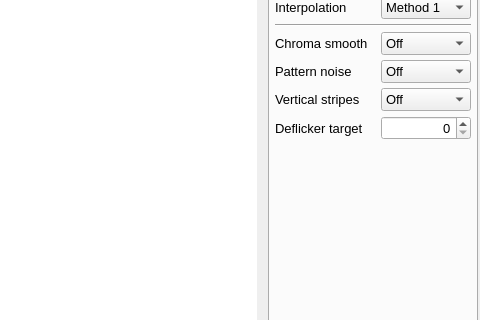
Above: platform/qt/MainWindow.ui from ilia3101/MLV-App before the change; both pictures show x 720 to 1200 and y 275 to 595 of the 1200 by 766 pixel window. Below: the same form after it.
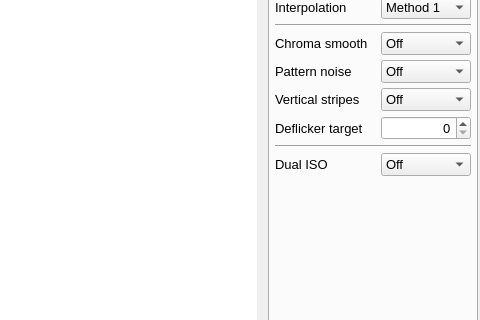
That is the form after the change. The open tabs and pages were chosen to show the change. Icons and pictures are not drawn. Custom widgets are drawn as their Qt base class.

Commit message: llrawproc: preliminary dual iso support, quality is preview only for now, widget is not working yet

What changed in the file:
```diff
--- a/platform/qt/MainWindow.ui
+++ b/platform/qt/MainWindow.ui
@@ -1687,6 +1687,47 @@
              </item>
             </layout>
            </item>
+           <item>
+            <widget class="Line" name="line_6">
+             <property name="orientation">
+              <enum>Qt::Horizontal</enum>
+             </property>
+            </widget>
+           </item>
+           <item>
+            <layout class="QHBoxLayout" name="horizontalLayout">
+             <property name="topMargin">
+              <number>0</number>
+             </property>
+             <item>
+              <widget class="QLabel" name="DualISOLabel">
+               <property name="text">
+                <string>Dual ISO</string>
+               </property>
+              </widget>
+             </item>
+             <item>
+              <widget class="QComboBox" name="comboBoxDualISO">
+               <property name="maximumSize">
+                <size>
+                 <width>90</width>
+                 <height>16777215</height>
+                </size>
+               </property>
+               <item>
+                <property name="text">
+                 <string>Off</string>
+                </property>
+               </item>
+               <item>
+                <property name="text">
+                 <string>On</string>
+                </property>
+               </item>
+              </widget>
+             </item>
+            </layout>
+           </item>
            <item>
             <spacer name="verticalSpacer_2">
              <property name="orientation">
```
Left out of the diff: 2 changed lines with no effect on the pictures. The commit also changes 3 other files.
